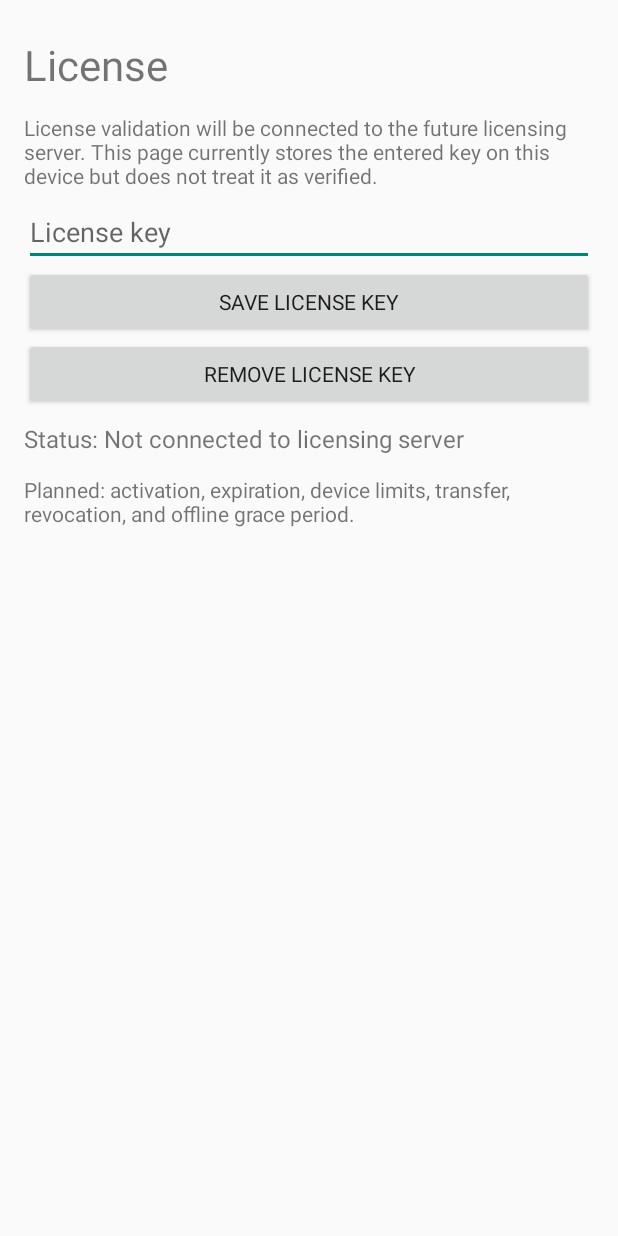
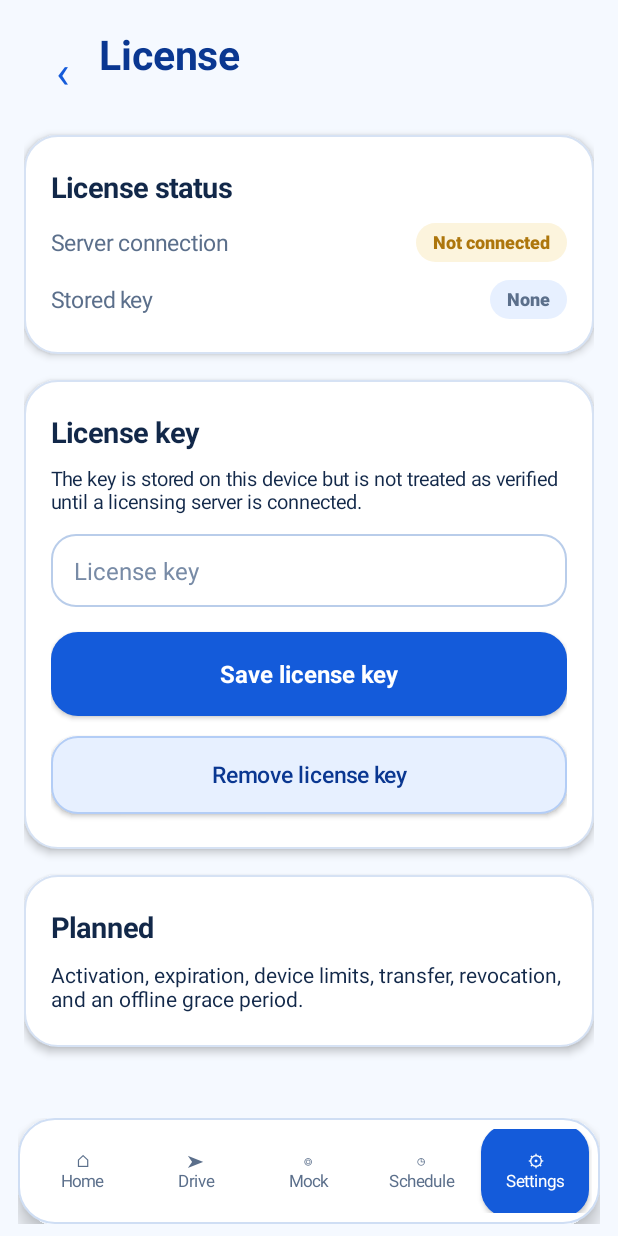
Before and after one commit to Seann-Michael/Mock-GPS-Locatation, an Android app: the LicenseActivity screen opened directly, with no data from a screen before it, on a phone screen of 412 x 824 dp. Run offline under Robolectric (Android 15) with nearby library versions, the phone set to English and light mode, and no system bars.

Commit message:
Refresh the UI: status pills, consistent cards, tactile buttons
Design system (UiKit)
- Add reusable status pills, a status-row helper, and dividers with semantic
  OK/WARN/BAD color pairs.
- Give primary and secondary buttons a touch ripple for tactile feedback.

Screens
- Diagnostics: replace the flat text dump with carded sections and colored
  status pills (GPS, keys, remote API, environment).
- License and Billing: rebuild on the card system with status pills instead
  of raw TextView/Button lists, matching the rest of the app.
- Home: add a "Device setup" card with a live location-permission pill and a
  direct "Open Developer Options" shortcut.
- Drive: add a state pill (Ready / Navigating / Stopped) to the action card.

CI
- Bump actions/upload-artifact to v7 (Node 24) to clear the deprecation warning.

Co-Authored-By: Claude Opus 4.8 <noreply@anthropic.com>
Claude-Session: https://claude.ai/code/session_01WdxF5p3VBAVF6QLAiLnuEX

```diff
--- a/app/src/main/java/com/seannmichael/mockdrive/LicenseActivity.java
+++ b/app/src/main/java/com/seannmichael/mockdrive/LicenseActivity.java
@@ -1,27 +1,42 @@
 package com.seannmichael.mockdrive;
 
-import android.app.Activity;
 import android.os.Bundle;
 import android.widget.Button;
 import android.widget.EditText;
 import android.widget.LinearLayout;
-import android.widget.TextView;
 import android.widget.Toast;
 
-public class LicenseActivity extends Activity {
+public class LicenseActivity extends BaseActivity {
     @Override protected void onCreate(Bundle state) {
         super.onCreate(state);
-        LinearLayout root=new LinearLayout(this);root.setOrientation(LinearLayout.VERTICAL);int p=dp(16);root.setPadding(p,p,p,p);
-        text(root,"License",28);
-        text(root,"License validation will be connected to the future licensing server. This page currently stores the entered key on this device but does not treat it as verified.",14);
-        EditText key=new EditText(this);key.setHint("License key");key.setText(AppPreferences.licenseKey(this));root.addView(key,new LinearLayout.LayoutParams(-1,-2));
-        Button save=button(root,"Save License Key");save.setOnClickListener(v->{AppPreferences.saveLicenseKey(this,key.getText().toString().trim());Toast.makeText(this,"License key saved as unverified",Toast.LENGTH_LONG).show();});
-        Button clear=button(root,"Remove License Key");clear.setOnClickListener(v->{AppPreferences.clearLicenseKey(this);key.setText("");Toast.makeText(this,"License key removed",Toast.LENGTH_LONG).show();});
-        text(root,"Status: Not connected to licensing server",16);
-        text(root,"Planned: activation, expiration, device limits, transfer, revocation, and offline grace period.",14);
-        setContentView(root);
+        LinearLayout root = UiKit.page(this);
+        UiKit.topBar(this, root, "License", true);
+
+        LinearLayout status = UiKit.card(this, root);
+        status.addView(UiKit.text(this, "License status", 19, true));
+        UiKit.statusRow(this, status, "Server connection", "Not connected", UiKit.WARN, UiKit.WARN_BG);
+        boolean stored = !AppPreferences.licenseKey(this).isEmpty();
+        UiKit.statusRow(this, status, "Stored key", stored ? "Saved (unverified)" : "None",
+                stored ? UiKit.OK : UiKit.MUTED, stored ? UiKit.OK_BG : UiKit.BLUE_LIGHT);
+
+        LinearLayout keyCard = UiKit.card(this, root);
+        keyCard.addView(UiKit.text(this, "License key", 19, true));
+        keyCard.addView(UiKit.text(this, "The key is stored on this device but is not treated as verified until a licensing server is connected.", 13, false));
+        EditText key = UiKit.field(this, "License key", AppPreferences.licenseKey(this));
+        keyCard.addView(key);
+        Button save = UiKit.button(this, "Save license key");
+        keyCard.addView(save);
+        save.setOnClickListener(v -> { AppPreferences.saveLicenseKey(this, key.getText().toString().trim()); toast("License key saved as unverified"); recreate(); });
+        Button clear = UiKit.secondaryButton(this, "Remove license key");
+        keyCard.addView(clear);
+        clear.setOnClickListener(v -> { AppPreferences.clearLicenseKey(this); key.setText(""); toast("License key removed"); recreate(); });
+
+        LinearLayout planned = UiKit.card(this, root);
+        planned.addView(UiKit.text(this, "Planned", 19, true));
+        planned.addView(UiKit.text(this, "Activation, expiration, device limits, transfer, revocation, and an offline grace period.", 14, false));
+
+        UiKit.setStickyScreen(this, root, "Settings");
     }
-    private TextView text(LinearLayout p,String s,int z){TextView v=new TextView(this);v.setText(s);v.setTextSize(z);v.setPadding(0,dp(8),0,dp(5));p.addView(v);return v;}
-    private Button button(LinearLayout p,String s){Button b=new Button(this);b.setText(s);p.addView(b,new LinearLayout.LayoutParams(-1,-2));return b;}
-    private int dp(int v){return Math.round(v*getResources().getDisplayMetrics().density);}
+
+    private void toast(String s) { Toast.makeText(this, s, Toast.LENGTH_SHORT).show(); }
 }
--- a/app/src/main/java/com/seannmichael/mockdrive/UiKit.java
+++ b/app/src/main/java/com/seannmichael/mockdrive/UiKit.java
@@ -3,9 +3,12 @@ package com.seannmichael.mockdrive;
 import android.app.Activity;
 import android.content.Context;
 import android.content.Intent;
+import android.content.res.ColorStateList;
 import android.graphics.Color;
 import android.graphics.Typeface;
+import android.graphics.drawable.Drawable;
 import android.graphics.drawable.GradientDrawable;
+import android.graphics.drawable.RippleDrawable;
 import android.os.Build;
 import android.view.Gravity;
 import android.view.View;
@@ -27,6 +30,12 @@ public final class UiKit {
     public static final int PAGE = Color.rgb(245, 249, 255);
     public static final int INK = Color.rgb(18, 40, 73);
     public static final int MUTED = Color.rgb(91, 111, 139);
+    public static final int BORDER = Color.rgb(214, 226, 244);
+
+    // Semantic status colors (foreground / soft background pairs) used by pills and status rows.
+    public static final int OK = Color.rgb(21, 128, 82), OK_BG = Color.rgb(224, 244, 233);
+    public static final int WARN = Color.rgb(173, 118, 12), WARN_BG = Color.rgb(252, 244, 221);
+    public static final int BAD = Color.rgb(191, 54, 54), BAD_BG = Color.rgb(252, 231, 231);
 
     public static int dp(Activity a,int v){return Math.round(v*a.getResources().getDisplayMetrics().density);}
 
@@ -100,17 +109,46 @@ public final class UiKit {
 
     public static Button button(Activity a,String s){
         Button b=new Button(a);b.setText(s);b.setAllCaps(false);b.setTextSize(16);b.setTextColor(Color.WHITE);b.setTypeface(Typeface.create("sans-serif",Typeface.BOLD));b.setMinHeight(dp(a,56));
-        GradientDrawable g=new GradientDrawable();g.setColor(BLUE);g.setCornerRadius(dp(a,18));b.setBackground(g);b.setElevation(dp(a,2));
+        GradientDrawable g=new GradientDrawable();g.setColor(BLUE);g.setCornerRadius(dp(a,18));b.setBackground(pressable(Color.argb(70,255,255,255),g));b.setElevation(dp(a,2));
         LinearLayout.LayoutParams lp=new LinearLayout.LayoutParams(-1,dp(a,56));lp.setMargins(0,dp(a,7),0,dp(a,7));b.setLayoutParams(lp);return b;
     }
 
     public static Button secondaryButton(Activity a,String s){
         Button b=new Button(a);b.setText(s);b.setAllCaps(false);b.setTextSize(15);b.setTextColor(BLUE_DARK);b.setTypeface(Typeface.create("sans-serif-medium",Typeface.NORMAL));b.setMinHeight(dp(a,52));
-        GradientDrawable g=new GradientDrawable();g.setColor(BLUE_LIGHT);g.setCornerRadius(dp(a,17));g.setStroke(dp(a,1),Color.rgb(179,205,246));b.setBackground(g);
+        GradientDrawable g=new GradientDrawable();g.setColor(BLUE_LIGHT);g.setCornerRadius(dp(a,17));g.setStroke(dp(a,1),Color.rgb(179,205,246));b.setBackground(pressable(Color.argb(45,20,91,218),g));
         LinearLayout.LayoutParams lp=new LinearLayout.LayoutParams(-1,dp(a,52));lp.setMargins(0,dp(a,6),0,dp(a,6));b.setLayoutParams(lp);return b;
     }
 
     private static Button ghostButton(Activity a,String s){Button b=new Button(a);b.setText(s);b.setAllCaps(false);b.setTextColor(BLUE);b.setBackgroundColor(Color.TRANSPARENT);return b;}
+
+    /** Wraps a shaped background with a touch ripple so buttons give tactile press feedback. */
+    private static Drawable pressable(int rippleColor,GradientDrawable content){
+        return new RippleDrawable(ColorStateList.valueOf(rippleColor),content,content);
+    }
+
+    /** Small rounded status badge, e.g. "Active" / "Missing". Pass a foreground and soft background color. */
+    public static TextView pill(Activity a,String text,int fg,int bg){
+        TextView v=new TextView(a);v.setText(text);v.setTextSize(12);v.setTextColor(fg);v.setTypeface(Typeface.create("sans-serif-medium",Typeface.BOLD));
+        v.setPadding(dp(a,11),dp(a,4),dp(a,11),dp(a,5));v.setGravity(Gravity.CENTER);
+        GradientDrawable g=new GradientDrawable();g.setColor(bg);g.setCornerRadius(dp(a,20));v.setBackground(g);
+        return v;
+    }
+
+    /** A thin divider line for separating rows inside a card. */
+    public static void divider(Activity a,LinearLayout parent){
+        View v=new View(a);v.setBackgroundColor(BORDER);
+        LinearLayout.LayoutParams lp=new LinearLayout.LayoutParams(-1,Math.max(1,dp(a,1)));lp.setMargins(0,dp(a,10),0,dp(a,10));parent.addView(v,lp);
+    }
+
+    /** A label on the left with a status pill on the right, wrapped in one row. */
+    public static void statusRow(Activity a,LinearLayout parent,String label,String value,int fg,int bg){
+        LinearLayout row=new LinearLayout(a);row.setOrientation(LinearLayout.HORIZONTAL);row.setGravity(Gravity.CENTER_VERTICAL);
+        row.setPadding(0,dp(a,6),0,dp(a,6));
+        TextView l=text(a,label,15,false);l.setTextColor(MUTED);l.setPadding(0,0,dp(a,10),0);
+        row.addView(l,new LinearLayout.LayoutParams(0,-2,1));
+        TextView p=pill(a,value,fg,bg);row.addView(p,new LinearLayout.LayoutParams(-2,-2));
+        parent.addView(row,new LinearLayout.LayoutParams(-1,-2));
+    }
 
     public static EditText field(Activity a,String hint,String value){
         EditText e=new EditText(a);styleInput(a,e,hint,value);return e;
```
Also changed, not shown: app/src/main/java/com/seannmichael/mockdrive/BillingActivity.java (+22 -17 lines), app/src/main/java/com/seannmichael/mockdrive/DiagnosticsActivity.java (+53 -21 lines), app/src/main/java/com/seannmichael/mockdrive/SimpleDriveActivity.java (+16 -1 lines), app/src/main/java/com/seannmichael/mockdrive/StandbyActivity.java (+20 -7 lines), 1 other file.
